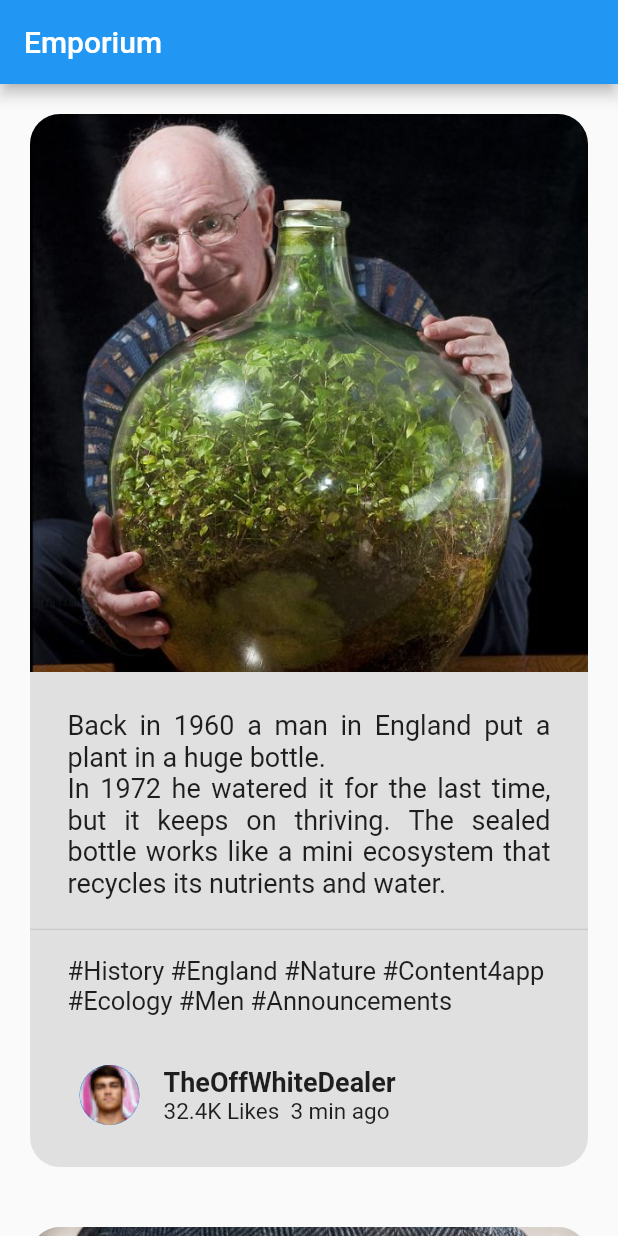
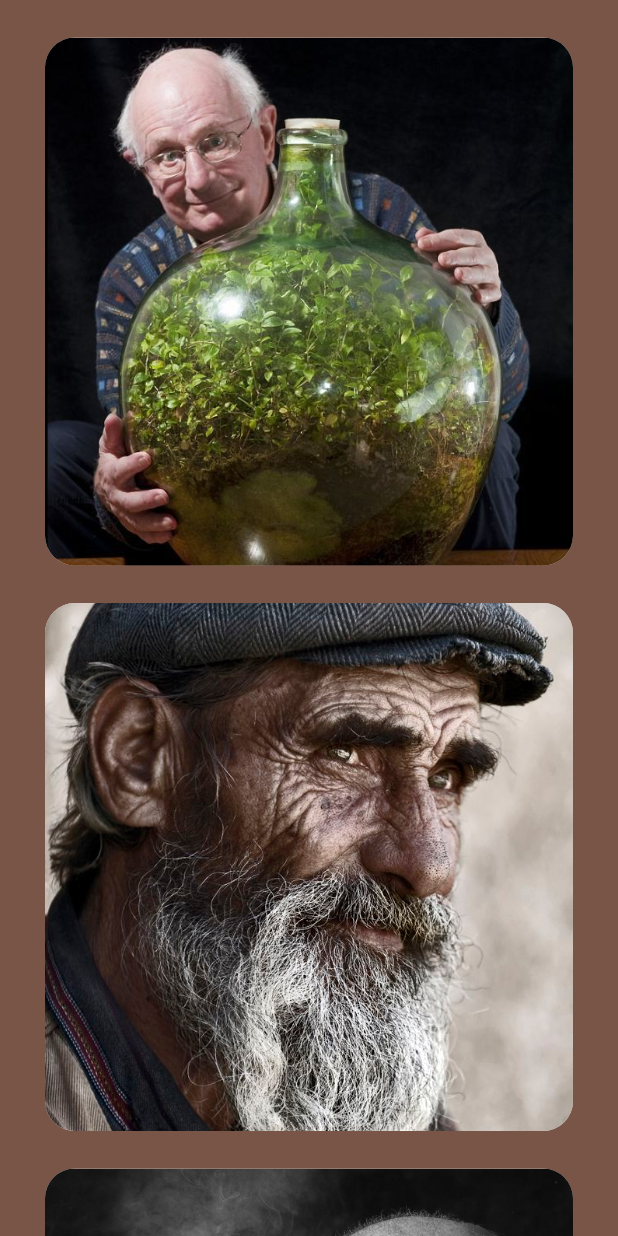
Before and after one commit to intraector/Emporium, a Flutter app: the screen it shows after launch, on a phone screen of 412 x 824 dp. Run offline on Flutter 3.47's test engine with Material 2 defaults, Android fonts, the phone set to English and light mode, and no system bars.

Commit message:
1st done

```diff
--- a/lib/home.dart
+++ b/lib/home.dart
@@ -3,10 +3,14 @@ import 'package:flutter/material.dart';
 
 class Home extends StatelessWidget {
   Widget build(BuildContext context) {
-    double _height = MediaQuery.of(context).size.width;
+    double width = MediaQuery.of(context).size.width;
     return Scaffold(
-      appBar: AppBar(title: Text('Emporium')),
-      body: View1(_height),
+      // appBar: AppBar(
+      //   title: Text('Emporium'),
+      //   backgroundColor: Colors.brown,
+      // ),
+      backgroundColor: Colors.brown,
+      body: View1(width),
     );
   }
 }
--- /dev/null
+++ b/lib/item.dart
@@ -0,0 +1,215 @@
+import 'dart:math';
+import 'package:flutter/material.dart';
+
+class Item extends StatefulWidget {
+  Item({@required this.width, @required this.path});
+  final double width;
+  final String path;
+  @override
+  _ItemState createState() => _ItemState();
+}
+
+class _ItemState extends State<Item> with TickerProviderStateMixin {
+  double maxHeight;
+  double initialPadding = 20;
+  double innerPadding;
+  bool isUnfolded = false;
+
+  AnimationController _controllerMain;
+  AnimationController _controllerSecond;
+
+  CurvedAnimation _animationMain;
+  CurvedAnimation _animationSecondary;
+
+  @override
+  void initState() {
+    super.initState();
+    innerPadding = widget.width * 0.06;
+    maxHeight = widget.width - initialPadding;
+    _controllerMain = AnimationController(
+      value: 1.0,
+      duration: const Duration(milliseconds: 300),
+      vsync: this,
+    );
+    _animationMain = CurvedAnimation(
+      parent: _controllerMain,
+      curve: MainCurve(),
+    );
+    _controllerSecond = AnimationController(
+      duration: const Duration(seconds: 1),
+      vsync: this,
+    );
+    _animationSecondary = CurvedAnimation(
+      parent: _controllerSecond,
+      curve: SecondCurve(),
+      // curve: Curves.linear,
+    );
+  }
+
+  @override
+  Widget build(BuildContext context) {
+    return AnimatedBuilder(
+        animation: _animationMain,
+        builder: (context, child) {
+          return Container(
+            margin: EdgeInsets.symmetric(
+                horizontal: initialPadding * _animationMain.value + (initialPadding * 0.5)),
+            child: ClipRRect(
+              borderRadius: BorderRadius.circular(20.0),
+              child: Container(
+                color: Colors.grey.shade300,
+                child: Stack(
+                  children: [
+                    Row(
+                      children: [
+                        Expanded(
+                          child: Column(
+                            children: [
+                              AnimatedBuilder(
+                                animation: _animationSecondary,
+                                builder: (context, child) {
+                                  return Container(
+                                    alignment: Alignment.bottomCenter,
+                                    height: calcHeight(),
+                                    child: IgnorePointer(
+                                      child: ListView(
+                                        shrinkWrap: true,
+                                        children: [
+                                          Padding(
+                                            padding: EdgeInsets.only(
+                                              left: innerPadding,
+                                              right: innerPadding,
+                                              top: innerPadding,
+                                              bottom: 8.0,
+                                            ),
+                                            child: Row(
+                                              crossAxisAlignment: CrossAxisAlignment.end,
+                                              children: [
+                                                Expanded(
+                                                  child: Text(
+                                                    'Back in 1960 a man in England put a plant in a huge bottle. \nIn 1972 he watered it for the last time, but it keeps on thriving. The sealed bottle works like a mini ecosystem that recycles its nutrients and water.',
+                                                    textAlign: TextAlign.justify,
+                                                    style: TextStyle(fontSize: 18.0),
+                                                  ),
+                                                )
+                                              ],
+                                            ),
+                                          ),
+                                          Divider(height: innerPadding),
+                                          Padding(
+                                            padding: EdgeInsets.symmetric(
+                                                horizontal: innerPadding, vertical: 5.0),
+                                            child: Row(
+                                              crossAxisAlignment: CrossAxisAlignment.end,
+                                              children: [
+                                                Expanded(
+                                                    child: Text(
+                                                  '#History #England #Nature #Content4app #Ecology #Men #Announcements',
+                                                  // textAlign: TextAlign.justify,
+                                                  style: TextStyle(fontSize: 17.0),
+                                                ))
+                                              ],
+                                            ),
+                                          ),
+                                          Padding(
+                                            padding: EdgeInsets.symmetric(
+                                                horizontal: innerPadding, vertical: 20.0),
+                                            child: SingleChildScrollView(
+                                              scrollDirection: Axis.horizontal,
+                                              child: Row(
+                                                mainAxisAlignment: MainAxisAlignment.start,
+                                                crossAxisAlignment: CrossAxisAlignment.end,
+                                                children: [
+                                                  Padding(
+                                                    padding: const EdgeInsets.all(8.0),
+                                                    child: CircleAvatar(
+                                                      backgroundImage:
+                                                          AssetImage('assets/images/avatar.png'),
+                                                    ),
+                                                  ),
+                                                  Padding(
+                                                    padding: const EdgeInsets.all(8.0),
+                                                    child: Column(
+                                                      crossAxisAlignment: CrossAxisAlignment.start,
+                                                      children: [
+                                                        Text(
+                                                          'TheOffWhiteDealer',
+                                                          style: TextStyle(
+                                                              fontWeight: FontWeight.bold,
+                                                              fontSize: 18.0),
+                                                        ),
+                                                        Text(
+                                                          '32.4K Likes  3 min ago',
+                                                          style: TextStyle(fontSize: 15.0),
+                                                        ),
+                                                      ],
+                                                    ),
+                                                  )
+                                                ],
+                                              ),
+                                            ),
+                                          ),
+                                        ],
+                                      ),
+                                    ),
+                                  );
+                                },
+                              ),
+                            ],
+                          ),
+                        ),
+                      ],
+                    ),
+                    InkWell(
+                      onTap: () async {
+                        isUnfolded = !isUnfolded;
+                        if (isUnfolded) {
+                          await _controllerMain.reverse();
+                          await _controllerSecond.forward();
+                        } else {
+                          await _controllerSecond.reverse();
+                          await _controllerMain.forward();
+                        }
+                      },
+                      child: AspectRatio(
+                        aspectRatio: 1.0,
+                        // child: Container(
+                        //   alignment: Alignment.center,
+                        //   color: Colors.transparent,
+                        // ),
+                        child: Image.asset(
+                          widget.path,
+                          fit: BoxFit.cover,
+                        ),
+                      ),
+                    ),
+                  ],
+                ),
+              ),
+            ),
+          );
+        });
+  }
+
+  double calcHeight() {
+    return maxHeight +
+        (maxHeight * 0.9 * _animationSecondary.value) -
+        (maxHeight * 0.16 * _animationMain.value);
+  }
+
+  @override
+  void dispose() {
+    _controllerMain.dispose();
+    super.dispose();
+  }
+}
+
+class MainCurve extends Curve {
+  @override
+  double transformInternal(double t) => sin(t * pi * 1.62 - 2.55) * 0.9 + 0.5;
+}
+
+class SecondCurve extends Curve {
+  @override
+  double transformInternal(double t) => sin(t * pi * 1.36 - 1.6) * 0.7 + 0.7;
+}
--- a/lib/unfolded.dart
+++ /dev/null
@@ -1,123 +0,0 @@
-import 'package:flutter/material.dart';
-
-class Unfolded extends StatefulWidget {
-  Unfolded({@required this.height, @required this.path});
-  final double height;
-  final String path;
-  @override
-  _UnfoldedState createState() => _UnfoldedState();
-}
-
-class _UnfoldedState extends State<Unfolded> with TickerProviderStateMixin {
-  double aspectRatio = 1.0;
-  double _height;
-  @override
-  void initState() {
-    _height = (widget.height * aspectRatio) - 40.0;
-    super.initState();
-  }
-
-  @override
-  Widget build(BuildContext context) {
-    return Padding(
-      padding: const EdgeInsets.all(20.0),
-      child: ClipRRect(
-        borderRadius: BorderRadius.circular(20.0),
-        child: Container(
-          color: Colors.grey.shade300,
-          child: Stack(
-            children: [
-              Column(
-                children: [
-                  AnimatedSize(
-                    vsync: this,
-                    duration: Duration(milliseconds: 2000),
-                    child: SizedBox(height: _height),
-                    curve: Curves.bounceOut,
-                  ),
-                  Padding(
-                    padding: const EdgeInsets.only(left: 25.0, right: 25.0, top: 25.0, bottom: 8.0),
-                    child: Row(
-                      crossAxisAlignment: CrossAxisAlignment.end,
-                      children: [
-                        Expanded(
-                            child: Text(
-                          'Back in 1960 a man in England put a plant in a huge bottle. \nIn 1972 he watered it for the last time, but it keeps on thriving. The sealed bottle works like a mini ecosystem that recycles its nutrients and water.',
-                          textAlign: TextAlign.justify,
-                          style: TextStyle(fontSize: 18.0),
-                        ))
-                      ],
-                    ),
-                  ),
-                  Divider(height: 25.0),
-                  Padding(
-                    padding: const EdgeInsets.symmetric(horizontal: 25.0, vertical: 5.0),
-                    child: Row(
-                      crossAxisAlignment: CrossAxisAlignment.end,
-                      children: [
-                        Expanded(
-                            child: Text(
-                          '#History #England #Nature #Content4app #Ecology #Men #Announcements',
-                          // textAlign: TextAlign.justify,
-                          style: TextStyle(fontSize: 17.0),
-                        ))
-                      ],
-                    ),
-                  ),
-                  Padding(
-                    padding: const EdgeInsets.symmetric(horizontal: 25.0, vertical: 20.0),
-                    child: Row(
-                      mainAxisAlignment: MainAxisAlignment.start,
-                      crossAxisAlignment: CrossAxisAlignment.end,
-                      children: [
-                        Padding(
-                          padding: const EdgeInsets.all(8.0),
-                          child: CircleAvatar(
-                            backgroundImage: AssetImage('assets/images/avatar.png'),
-                          ),
-                        ),
-                        Padding(
-                          padding: const EdgeInsets.all(8.0),
-                          child: Column(
-                            crossAxisAlignment: CrossAxisAlignment.start,
-                            children: [
-                              Text(
-                                'TheOffWhiteDealer',
-                                style: TextStyle(fontWeight: FontWeight.bold, fontSize: 18.0),
-                              ),
-                              Text(
-                                '32.4K Likes  3 min ago',
-                                style: TextStyle(fontSize: 15.0),
-                              ),
-                            ],
-                          ),
-                        )
-                      ],
-                    ),
-                  ),
-                ],
-              ),
-              InkWell(
-                onTap: () {
-                  setState(() {
-                    _height = _height == 0.0 ? ((widget.height * aspectRatio) - 40.0) : 0.0;
-                  });
-                },
-                child: Row(
-                  children: [
-                    Expanded(
-                      child: AspectRatio(
-                        aspectRatio: aspectRatio,
-                        child: Image.asset(widget.path, fit: BoxFit.cover),
-                      ),
-                    )
-                  ],
-                ),
-              ),
-            ],
-          ),
-        ),
-      ),
-    );
-  }
-}
--- a/lib/view_1.dart
+++ b/lib/view_1.dart
@@ -1,26 +1,34 @@
-import 'package:emporium/unfolded.dart';
+import 'package:emporium/item.dart';
 import 'package:flutter/material.dart';
 
-class View1 extends StatefulWidget {
-  View1(this.height);
-  final double height;
-  @override
-  _View1State createState() => _View1State();
-}
-
-class _View1State extends State<View1> with TickerProviderStateMixin {
-  double aspectRatio = 1.0;
+class View1 extends StatelessWidget {
+  View1(this.width);
+  final double width;
+  final double padding = 25.0;
 
   Widget build(BuildContext context) {
     return ListView(
       children: [
-        Unfolded(
-          height: widget.height,
-          path: 'assets/images/oldman.jpg',
+        Padding(
+          padding: EdgeInsets.only(bottom: padding, top: padding),
+          child: Item(
+            width: width,
+            path: 'assets/images/oldman.jpg',
+          ),
         ),
-        Unfolded(
-          height: widget.height,
-          path: 'assets/images/vertical.jpg',
+        Padding(
+          padding: EdgeInsets.only(bottom: padding),
+          child: Item(
+            width: width,
+            path: 'assets/images/vertical.jpg',
+          ),
+        ),
+        Padding(
+          padding: EdgeInsets.only(bottom: padding),
+          child: Item(
+            width: width,
+            path: 'assets/images/smoke.jpg',
+          ),
         ),
       ],
     );
```
Also changed, not shown: assets/images/smoke.jpg (added).
